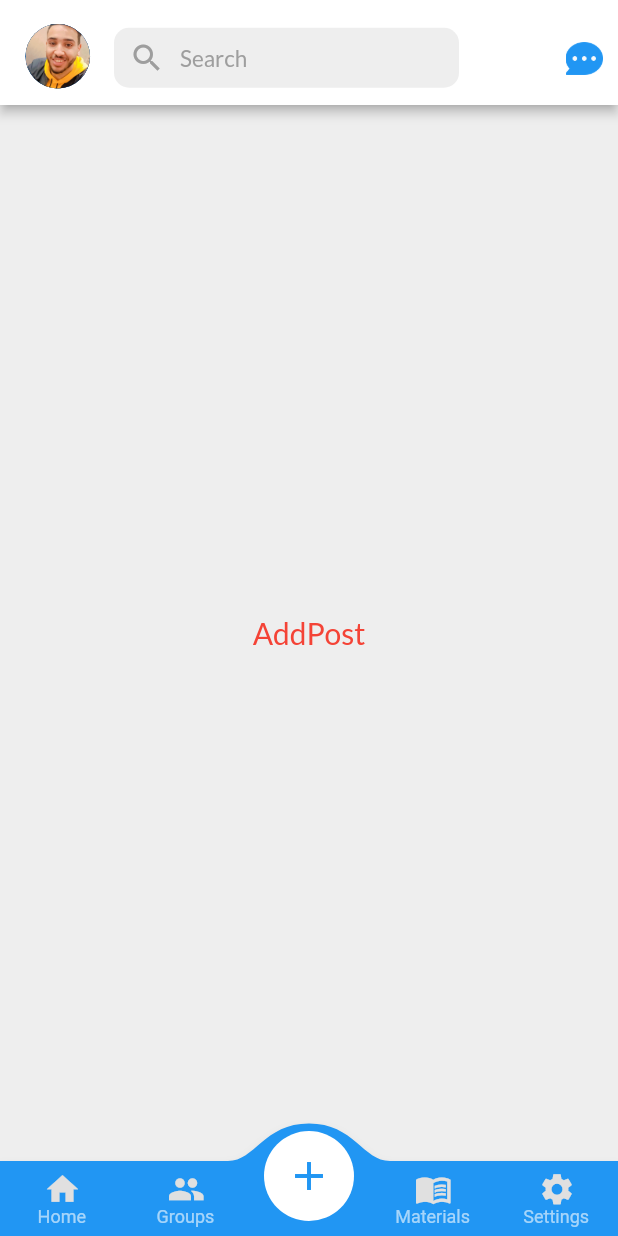
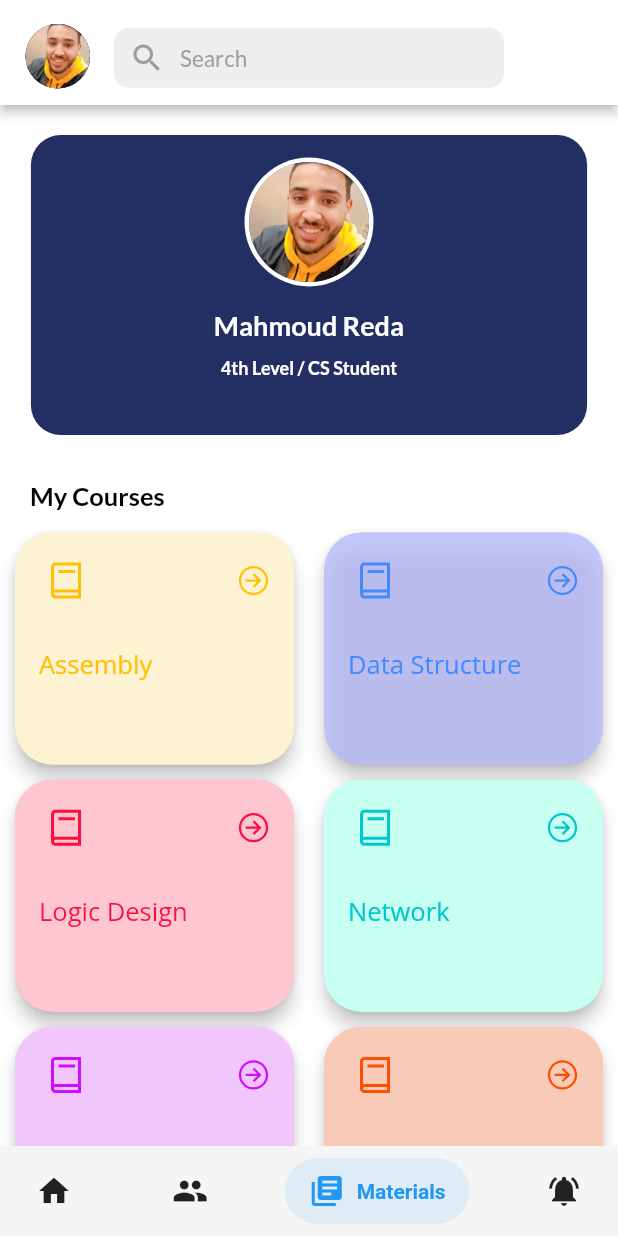
Before and after one commit to mohamed-mmdouh1506/GraduationProjectNew, a Flutter app: the screen it shows after launch, item 3 of the bottom bar chosen, after a tap on "Groups", on a phone screen of 412 x 824 dp. Run offline on Flutter 3.47's test engine with Material 2 defaults, Android fonts, the phone set to English and light mode, and no system bars; drawn by our look-alikes of convex_bottom_bar, salomon_bottom_bar; our stand-ins replace bloc, carousel_slider, flutter_bloc, google_fonts, line_icons, percent_indicator and 1 more; network calls fail.

Commit message:
mahmoud reda

```diff
--- a/lib/layoutes/homepage/drawer_screen.dart
+++ b/lib/layoutes/homepage/drawer_screen.dart
@@ -1,7 +1,10 @@
 import 'package:final_project/constants/componts.dart';
+import 'package:final_project/layoutes/homepage/home_bloc/app_cubit.dart';
+import 'package:final_project/layoutes/homepage/home_bloc/app_states.dart';
 import 'package:final_project/modules/analysisScreen/analysis_screen.dart';
 import 'package:final_project/modules/profile/profile.dart';
 import 'package:flutter/material.dart';
+import 'package:flutter_bloc/flutter_bloc.dart';
 import 'package:google_fonts/google_fonts.dart';
 
 class itemModel {
@@ -71,6 +74,11 @@ class DrawerScreen extends StatelessWidget {
 
 
 
+    return BlocConsumer<AppCubit,AppState>(
+        listener: (context,state){
+
+        },
+        builder:(context,state){
           return Container(
             color: Colors.blueAccent,
             height: double.infinity,
@@ -86,12 +94,17 @@ class DrawerScreen extends StatelessWidget {
                       Row(
                         crossAxisAlignment: CrossAxisAlignment.center,
                         children: [
-                    const CircleAvatar(
+                           CircleAvatar(
                             radius: 27,
                             backgroundColor: Colors.white,
-                      child: CircleAvatar(
+                            child: InkWell(
+                              onTap: (){
+                                AppCubit.get(context).doSmallScreen();
+                              },
+                              child: const CircleAvatar(
                                 radius: 25,
                                 backgroundImage: AssetImage('assets/images/mine.png'),
+                              ),
                             ),
                           ),
                           SizedBox(width: 10,),
@@ -214,6 +227,9 @@ class DrawerScreen extends StatelessWidget {
               ],
             ),
           );
+        } ,
+
+    );
   }
 }
 
--- a/lib/layoutes/homepage/home_bloc/app_cubit.dart
+++ b/lib/layoutes/homepage/home_bloc/app_cubit.dart
@@ -1,7 +1,8 @@
 import 'package:final_project/modules/addPost/add_post.dart';
 import 'package:final_project/modules/groupsScreen/group_screen.dart';
 import 'package:final_project/modules/homeScreen/home_screen.dart';
-import 'package:final_project/modules/materialsScreen/material_screen.dart';
+import 'package:final_project/modules/materialsScreen/doctor_material_screen.dart';
+import 'package:final_project/modules/materialsScreen/student_material_screen.dart';
 import 'package:final_project/modules/settings/setting_screen.dart';
 import 'package:flutter/material.dart';
 import 'package:bloc/bloc.dart';
@@ -46,15 +47,13 @@ class AppCubit extends Cubit<AppState> {
   List <Widget> Screens =[
     const HomeScreen(),
     const GroupScreen(),
-    const AddPost(),
-          MaterialScreen(),
+          StudentMaterialScreen(),
     const SettingScreen(),
   ];
 
   List <String> Titles =[
     'HomeScreen',
     'GroupScreen',
-    'AddPost',
     'MaterialScreen',
     'SettingScreen',
   ];
--- a/lib/layoutes/homepage/layout_screen.dart
+++ b/lib/layoutes/homepage/layout_screen.dart
@@ -1,10 +1,10 @@
-import 'package:convex_bottom_bar/convex_bottom_bar.dart';
 import 'package:final_project/layoutes/homepage/home_bloc/app_cubit.dart';
 import 'package:final_project/layoutes/homepage/home_bloc/app_states.dart';
-import 'package:flutter/cupertino.dart';
 import 'package:flutter/material.dart';
 import 'package:flutter_bloc/flutter_bloc.dart';
 import 'package:google_fonts/google_fonts.dart';
+import 'package:salomon_bottom_bar/salomon_bottom_bar.dart';
+
 
 class LayoutScreen extends StatelessWidget {
   const LayoutScreen({Key? key}) : super(key: key);
@@ -22,7 +22,7 @@ class LayoutScreen extends StatelessWidget {
           duration: const Duration(milliseconds: 300),
           color: Colors.white,
           child: Scaffold(
-            backgroundColor: Colors.grey[200],
+            backgroundColor: Colors.grey.shade100,
             appBar: AppBar(
               toolbarHeight: 70,
               elevation: 3.0,
@@ -40,8 +40,9 @@ class LayoutScreen extends StatelessWidget {
                   child: const Padding(
                     padding: EdgeInsets.all(0),
                     child: CircleAvatar(
-                        radius: 10,
-                        backgroundImage: AssetImage('assets/images/mine.png'),
+                        backgroundImage: AssetImage(
+                            'assets/images/mine.png',
+                        ),
                       ),
                   ),
                 ),
@@ -49,10 +50,10 @@ class LayoutScreen extends StatelessWidget {
 
               title:  Container(
                 margin: EdgeInsets.fromLTRB(0, 7, 0, 0),
-                width: 230,
+                width: 260,
                 height: 40,
                 decoration: BoxDecoration(
-                  color: Colors.grey[200],
+                  color: Colors.grey.shade200,
                   borderRadius: BorderRadius.circular(10),
                 ),
                 child: Row(
@@ -70,54 +71,49 @@ class LayoutScreen extends StatelessWidget {
                 ),
 
               ),
-              actions: [
-                Container(
-                  margin: const EdgeInsets.fromLTRB(0, 8, 10, 0),
-                  child: const Image(
-                    height: 25,
-                    width: 25,
-                    image: AssetImage(
-                      'assets/images/chat.png'
-                    ),
-                  )
-                ),
-
-              ],
+              // actions: [
+              //   Container(
+              //     margin: const EdgeInsets.fromLTRB(0, 8, 10, 0),
+              //     child: const Image(
+              //       height: 25,
+              //       width: 25,
+              //       image: AssetImage(
+              //         'assets/images/chat.png'
+              //       ),
+              //     )
+              //   ),
+              //
+              // ],
             ),
               body: cubit.Screens[cubit.currentIndex],
-              bottomNavigationBar: ConvexAppBar(
-                backgroundColor: Colors.blue,
+              bottomNavigationBar: SalomonBottomBar(
+                onTap: (index){
+                   cubit.changeBottomNavigate(index);
+                },
+                currentIndex: cubit.currentIndex,
                 items: [
-                  TabItem(
-                    icon: Icon(Icons.home,size: 25,color: Colors.grey[300],),
-                    title: 'Home',
-                    activeIcon: const Icon(Icons.home,size: 32,color: Colors.blue,),
+                  SalomonBottomBarItem(
+                      icon: const Icon(Icons.home),
+                      title: const Text('Home'),
+                      selectedColor:Colors.blue,
                   ),
-                  TabItem(
-                    icon: Icon(Icons.group,size: 25,color: Colors.grey[300],),
-                    title: 'Groups',
-                    activeIcon: const Icon(Icons.group,size: 32,color: Colors.blue,),
+                  SalomonBottomBarItem(
+                    icon: const Icon(Icons.group),
+                      title: const Text('Groups'),
+                    selectedColor:Colors.blue,
                   ),
-                  TabItem(
-                    icon: Icon(Icons.add,size: 25,color: Colors.grey[300],),
-                    title: 'Add Post',
-                    activeIcon: const Icon(Icons.add,size: 32,color: Colors.blue,),
+
+                  SalomonBottomBarItem(
+                    icon: const Icon(Icons.my_library_books),
+                    title: const Text('Materials'),
+                    selectedColor:Colors.blue,
                   ),
-                  TabItem(
-                    icon: Icon(Icons.menu_book,size: 25,color: Colors.grey[300],),
-                    title: 'Materials',
-                    activeIcon: const Icon(Icons.menu_book,size: 32,color: Colors.blue,),
-                  ),
-                  TabItem(
-                    icon: Icon(Icons.settings,size: 25,color: Colors.grey[300],),
-                    title: 'Settings',
-                    activeIcon: const Icon(Icons.settings,size: 25,color: Colors.blue,),
+                  SalomonBottomBarItem(
+                    icon: const Icon(Icons.notifications_active),
+                    title: const Text('Notifications'),
+                    selectedColor:Colors.blue,
                   ),
                 ],
-                initialActiveIndex: cubit.currentIndex,
-                onTap: (int i) {
-                  cubit.changeBottomNavigate(i);
-                },
               )
           ),
 
--- a/lib/main.dart
+++ b/lib/main.dart
@@ -1,8 +1,11 @@
+import 'package:final_project/Contants/contant_screen.dart';
 import 'package:final_project/layoutes/homepage/container_screen.dart';
 import 'package:final_project/layoutes/homepage/home_bloc/app_cubit.dart';
 import 'package:final_project/layoutes/homepage/home_bloc/app_states.dart';
 import 'package:final_project/modules/analysisScreen/analysis_screen.dart';
 import 'package:final_project/modules/login/login_screen.dart';
+import 'package:final_project/modules/materialsScreen/doctor_material_screen.dart';
+import 'package:final_project/modules/materialsScreen/student_material_screen.dart';
 import 'package:final_project/modules/messageScreen/message_screen.dart';
 import 'package:final_project/modules/onboardingScreen/onboarding_screen.dart';
 import 'package:final_project/modules/profile/profile.dart';
@@ -46,7 +49,7 @@ class MyApp extends StatelessWidget {
                 Theme.of(context).textTheme,
               ),
             ),
-            home: const ContainerScreen(),
+            home: ContainerScreen(),
           );
         },
       ),
--- a/lib/modules/homeScreen/home_screen.dart
+++ b/lib/modules/homeScreen/home_screen.dart
@@ -62,7 +62,7 @@ Widget Block_Post(){
                   Text('2 weeks ago',
                     style: GoogleFonts.lato(
                       color: Colors.grey[600],
-                      fontSize: 15,
+                      fontSize: 14,
                     ),)
                 ],
               ),
@@ -71,7 +71,7 @@ Widget Block_Post(){
         ),
         const SizedBox(height: 10,),
         Padding(
-          padding: const EdgeInsets.fromLTRB(20,0, 10, 0),
+          padding: const EdgeInsets.fromLTRB(10,0, 10, 0),
           child: Text('By discovering nature, you discover yourself',
             style: GoogleFonts.lato(
               color: Colors.black,
@@ -94,8 +94,8 @@ Widget Block_Post(){
           children:  [
             const SizedBox(width: 12,),
             const Image(
-                height: 24,
-                width: 24,
+                height: 20,
+                width: 20,
                 image:
                 AssetImage(
                   'assets/images/heart.png',
@@ -109,8 +109,8 @@ Widget Block_Post(){
               ),),
             const Spacer(),
             const Image(
-                height: 24,
-                width: 24,
+                height: 20,
+                width: 20,
                 image:
                 AssetImage(
                   'assets/images/comment.png',
@@ -132,7 +132,7 @@ Widget Block_Post(){
           height: 1,
           color: Colors.grey[300],
         ),
-        const SizedBox(height: 5,),
+        const SizedBox(height: 8,),
         Row(
           children:  [
             const SizedBox(width: 7,),
@@ -141,7 +141,7 @@ Widget Block_Post(){
               backgroundColor: Colors.white,
               child: CircleAvatar(
                 radius: 20,
-                backgroundImage: AssetImage('assets/images/reda.jpeg'),
+                backgroundImage: AssetImage('assets/images/mine.png'),
               ),
             ),
             const SizedBox(width: 15,),
@@ -152,8 +152,8 @@ Widget Block_Post(){
               ),),
             const Spacer(),
             const Image(
-                height: 24,
-                width: 24,
+                height: 22,
+                width: 22,
                 image:
                 AssetImage(
                   'assets/images/heart.png',
@@ -162,7 +162,7 @@ Widget Block_Post(){
             Text('Like',
               style: GoogleFonts.openSans(
                   color: Colors.black,
-                  fontSize: 18,
+                  fontSize: 16,
               ),),
             const SizedBox(width: 10,),
 
--- a/lib/modules/login/logincubit/bloc.dart
+++ b/lib/modules/login/logincubit/bloc.dart
@@ -1,5 +1,6 @@
 import 'package:bloc/bloc.dart';
 import 'package:final_project/constants/componts.dart';
+import 'package:final_project/layoutes/homepage/container_screen.dart';
 import 'package:final_project/modules/login/logincubit/states.dart';
 import 'package:final_project/modules/register/register_screen.dart';
 import 'package:flutter/material.dart';
@@ -19,7 +20,7 @@ class LoginCubit extends Cubit<LoginStates>{
   void formValidate(context){
     height=(MediaQuery.of(context).size.height*.115);
     if(loginKey.currentState!.validate()){
-       navigateAndFinish(context, const RegisterScreen());
+       navigateAndFinish(context, const ContainerScreen());
     }
     emit(ValidateState());
   }
--- a/lib/modules/materialsScreen/material_screen.dart
+++ b/lib/modules/materialsScreen/student_material_screen.dart
@@ -1,10 +1,13 @@
+import 'package:final_project/Contants/contant_screen.dart';
+import 'package:final_project/constants/componts.dart';
 import 'package:flutter/material.dart';
 import 'package:flutter/services.dart';
 import 'package:flutter/widgets.dart';
 import 'package:google_fonts/google_fonts.dart';
+import 'package:line_icons/line_icons.dart';
 
-class MaterialScreen extends StatelessWidget {
-  MaterialScreen({Key? key}) : super(key: key);
+class StudentMaterialScreen extends StatelessWidget {
+  StudentMaterialScreen({Key? key}) : super(key: key);
 
   List <String> texts =[
     'Assembly',
@@ -91,24 +94,24 @@ class MaterialScreen extends StatelessWidget {
                     fontSize: 17,
                   ),
                   ),
-                  const Spacer(),
-                  IconButton(
-                    onPressed: (){},
-                    icon: const Icon(
-                      Icons.menu,
-                      color:Colors.black,
-                      size:23 ,
-                    ),
-                  ),
-                  IconButton(
-                    onPressed: (){},
-                    icon: const Icon(
-                      Icons.arrow_forward_ios,
-                      color:Colors.black,
-                      size:23 ,
-
-                    ),
-                  ),
+                  // const Spacer(),
+                  // IconButton(
+                  //   onPressed: (){},
+                  //   icon: const Icon(
+                  //     Icons.menu,
+                  //     color:Colors.black,
+                  //     size:23 ,
+                  //   ),
+                  // ),
+                  // IconButton(
+                  //   onPressed: (){},
+                  //   icon: const Icon(
+                  //     Icons.arrow_forward_ios,
+                  //     color:Colors.black,
+                  //     size:23 ,
+                  //
+                  //   ),
+                  // ),
 
                 ],
               ),
@@ -119,8 +122,8 @@ class MaterialScreen extends StatelessWidget {
                 physics: const BouncingScrollPhysics(),
                 crossAxisSpacing: 0,
                 mainAxisSpacing: 0,
-                childAspectRatio: 1/.7,
-                children: List.generate(colorsContainer.length, (index) =>Block_Materials(texts[index], colorsContainer[index], colorsItem[index]) ),
+                childAspectRatio: 1/.8,
+                children: List.generate(colorsContainer.length, (index) =>Block_Materials(texts[index], colorsContainer[index], colorsItem[index],context) ),
 
 
               ),
@@ -132,42 +135,49 @@ class MaterialScreen extends StatelessWidget {
   }
 }
 
-Widget Block_Materials(String text,Color colorContainer,Color colorItem){
+Widget Block_Materials(String text,Color colorContainer,Color colorItem,context){
   return Container(
     margin: const EdgeInsets.fromLTRB(10, 5, 10, 5),
-    padding: const EdgeInsets.fromLTRB(15, 10, 10, 5),
-
     decoration:  BoxDecoration(
       color: colorContainer,
       borderRadius: BorderRadius.circular(25),
     ),
+    child: Material(
+      color: colorContainer,
+      borderRadius: BorderRadius.circular(25),
+      elevation: 5.0,
       child: Column(
         crossAxisAlignment: CrossAxisAlignment.start,
         children: [
-        Row(
+          Padding(
+            padding: const EdgeInsets.fromLTRB(10, 8, 3, 5),
+            child: Row(
               mainAxisAlignment: MainAxisAlignment.start,
               children: [
                 IconButton(
                     onPressed: (){},
                     icon:  Icon(
-                  Icons.file_copy_rounded,
+                      LineIcons.book,
                       color: colorItem,
                       size: 40,
                     )
                 ),
                 Spacer(),
                 IconButton(
-                onPressed: (){},
+                    onPressed: (){
+                      navigateTo(context,ContantScreen(materialName: text) );
+                    },
                     icon: Icon(
-                  Icons.menu,
+                      LineIcons.arrowCircleRight,
                       color: colorItem,
                     )
                 ),
               ],
             ),
-        SizedBox(height: 10,),
+          ),
+          SizedBox(height: 15,),
           Padding(
-          padding: const EdgeInsets.fromLTRB(8, 0, 0, 0),
+            padding: const EdgeInsets.fromLTRB(16, 0, 0, 0),
             child: Text(text,style: GoogleFonts.openSans(
               color: colorItem,
               fontSize: 17,
@@ -175,5 +185,6 @@ Widget Block_Materials(String text,Color colorContainer,Color colorItem){
           )
         ],
       ),
+    ),
   );
 }
--- a/pubspec.yaml
+++ b/pubspec.yaml
@@ -38,10 +38,14 @@ dependencies:
   flutter_bloc: ^8.0.0
   fluttertoast: ^8.0.8
   google_fonts: ^2.1.0
-  convex_bottom_bar: ^3.0.0
   smooth_page_indicator: ^1.0.0+2
   percent_indicator: ^3.4.0
   intl: ^0.17.0
+  carousel_slider: ^4.0.0
+  salomon_bottom_bar: ^3.2.0
+  line_icons: ^2.0.1
+
+
 
 dev_dependencies:
   flutter_test:
```
Also changed, not shown: lib/Contants/Labs/lab_screen.dart (added, +70 -0 lines), lib/Contants/Lects/lec_screen.dart (added, +76 -0 lines), lib/Contants/contant_screen.dart (added, +173 -0 lines), lib/modules/materialsScreen/doctor_material_screen.dart (added, +191 -0 lines), assets/images/prof.png (added), pubspec.lock. Lines whose indentation alone changed are shown as unchanged.
